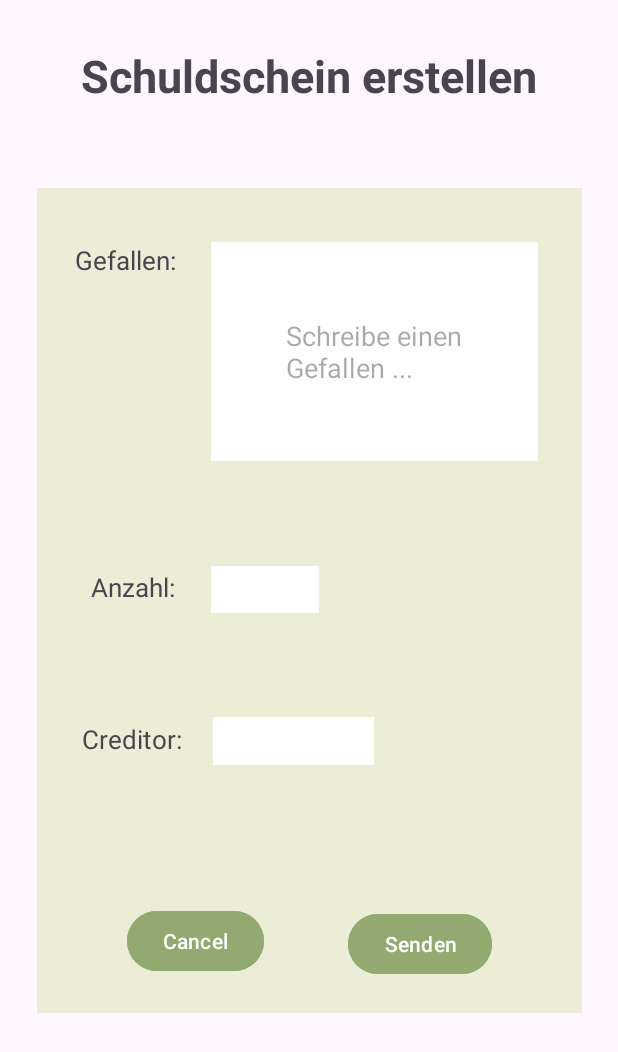
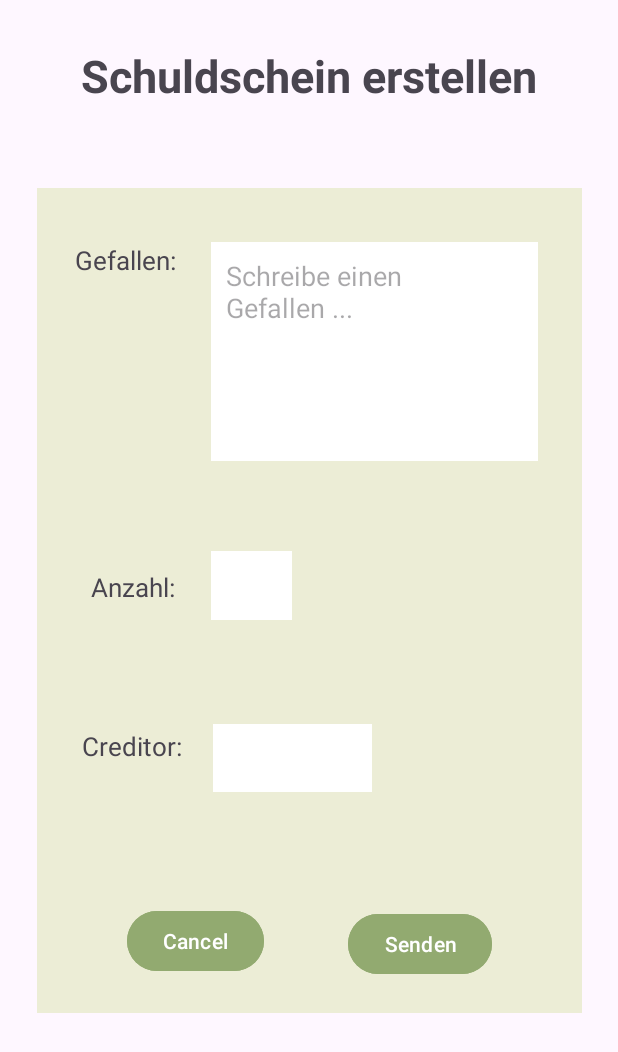
Before and after one commit to GizemBiliktue/MoneyPeer, an Android app: the SchuldscheinErstellenActivity screen opened directly, with no data from a screen before it, on a phone screen of 412 x 824 dp. Shown: the top 1052 px of the screen. Run offline under Robolectric (Android 15) with nearby library versions, the phone set to English and light mode, and no system bars.

Commit message:
Die EditTexts verbessert

```diff
--- a/app/build.gradle.kts
+++ b/app/build.gradle.kts
@@ -38,6 +38,7 @@ dependencies {
     androidTestImplementation("androidx.test.espresso:espresso-core:3.5.1")
     testImplementation("org.mockito:mockito-core:3.12.4")
     androidTestImplementation("androidx.test:core:1.4.0")
+    testImplementation("org.robolectric:robolectric:4.6.1")
 
 
 }
--- a/app/src/main/res/layout/activity_dashboard.xml
+++ b/app/src/main/res/layout/activity_dashboard.xml
@@ -92,7 +92,7 @@
                     android:layout_height="wrap_content"
                     android:layout_weight="1"
                     android:padding="8dp"
-                    android:text="Status"
+                    android:text="Name"
                     android:textAlignment="center" />
             </LinearLayout>
         </LinearLayout>
@@ -137,7 +137,7 @@
                     android:layout_height="wrap_content"
                     android:layout_weight="1"
                     android:padding="8dp"
-                    android:text="Status"
+                    android:text="Name"
                     android:textAlignment="center" />
             </LinearLayout>
         </LinearLayout>
--- a/app/src/main/res/layout/activity_schuldschein_erstellen.xml
+++ b/app/src/main/res/layout/activity_schuldschein_erstellen.xml
@@ -51,12 +51,12 @@
             android:layout_height="146dp"
             android:layout_marginLeft="10dp"
             android:layout_marginTop="16dp"
+            android:padding="10dp"
+            android:gravity="top|start"
             android:background="@color/white"
             android:backgroundTint="@color/white"
             android:hint="Schreibe einen Gefallen ... "
-            android:padding="50dp"
             app:layout_constraintEnd_toEndOf="parent"
-            app:layout_constraintHorizontal_bias="0.489"
             app:layout_constraintStart_toEndOf="@+id/gefallenText"
             app:layout_constraintTop_toTopOf="parent" />
 
@@ -75,13 +75,15 @@
         <!-- Edit Anzahl -->
         <EditText
             android:id="@+id/editAnzahlText"
-            android:layout_width="72dp"
-            android:layout_height="31dp"
+            android:layout_width="54dp"
+            android:layout_height="46dp"
             android:layout_marginStart="20dp"
             android:layout_marginTop="70dp"
             android:background="@color/white"
             android:ems="10"
             android:inputType="number"
+            android:padding="10dp"
+            app:layout_constraintBottom_toBottomOf="@+id/anzahlText"
             app:layout_constraintEnd_toEndOf="parent"
             app:layout_constraintHorizontal_bias="0.0"
             app:layout_constraintStart_toEndOf="@+id/anzahlText"
@@ -104,13 +106,14 @@
         <!-- TODO Auswahl option, verbindungen, Geräte werden angezeigt-->
         <EditText
             android:id="@+id/editCreditorText"
-            android:layout_width="107dp"
-            android:layout_height="32dp"
+            android:layout_width="106dp"
+            android:layout_height="45dp"
             android:layout_marginStart="10dp"
             android:layout_marginTop="69dp"
             android:background="@color/white"
             android:ems="10"
             android:inputType="text"
+            android:padding="10dp"
             app:layout_constraintEnd_toEndOf="parent"
             app:layout_constraintHorizontal_bias="0.054"
             app:layout_constraintStart_toEndOf="@+id/creditorText"
```
Also changed, not shown: app/src/main/res/layout/activity_schuldschein_bekommen.xml (+5 -3 lines), app/src/main/res/layout/activity_schuldscheinanfrage_aendern.xml (+5 -3 lines), 1 other file.
